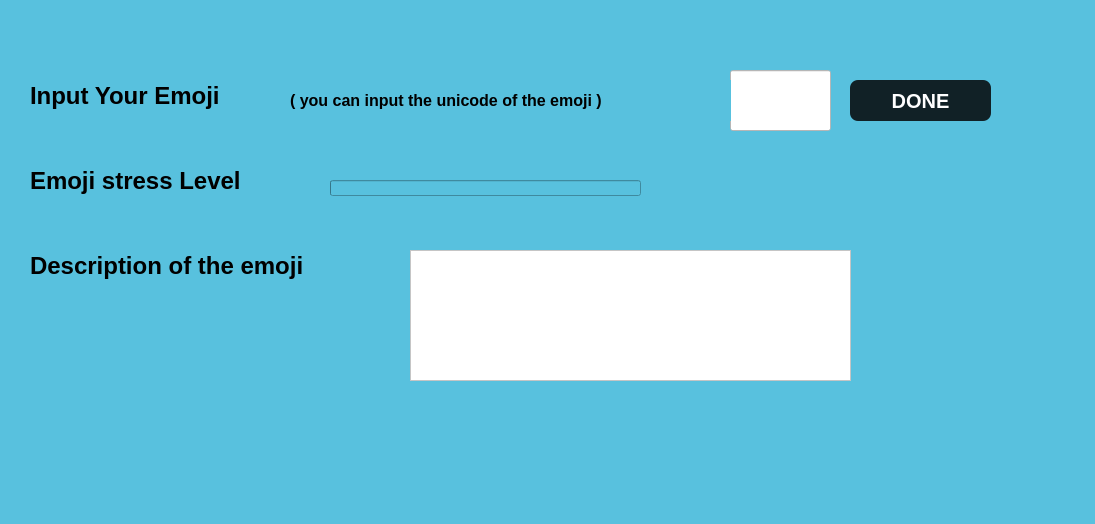
Above: mainwindow.ui from ayoubkarwi/Stress-Detection-with-Facial-Emojis before the change. Below: the same form after it.
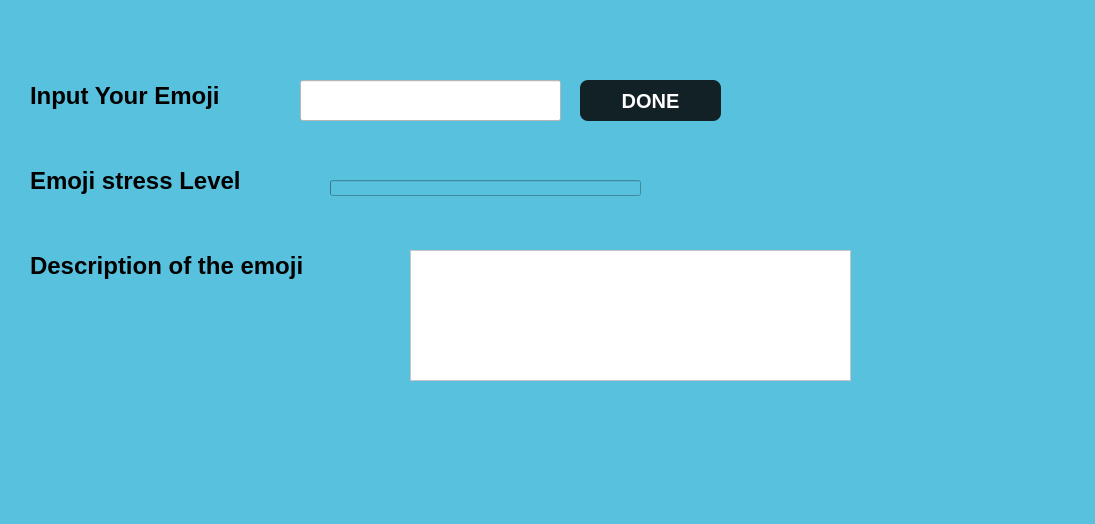
That is the form after the change.

The edit to the form file:
```diff
--- a/mainwindow.ui
+++ b/mainwindow.ui
@@ -43,7 +43,7 @@
    <widget class="QPushButton" name="donebtn">
     <property name="geometry">
      <rect>
-      <x>850</x>
+      <x>580</x>
       <y>80</y>
       <width>141</width>
       <height>41</height>
@@ -150,10 +150,10 @@
    <widget class="QLineEdit" name="einput">
     <property name="geometry">
      <rect>
-      <x>730</x>
-      <y>70</y>
-      <width>101</width>
-      <height>61</height>
+      <x>300</x>
+      <y>80</y>
+      <width>261</width>
+      <height>41</height>
      </rect>
     </property>
     <property name="toolTip">
@@ -169,26 +169,6 @@
      <string/>
     </property>
    </widget>
-   <widget class="QLabel" name="label_4">
-    <property name="geometry">
-     <rect>
-      <x>290</x>
-      <y>80</y>
-      <width>441</width>
-      <height>41</height>
-     </rect>
-    </property>
-    <property name="font">
-     <font>
-      <pointsize>12</pointsize>
-      <weight>75</weight>
-      <bold>true</bold>
-     </font>
-    </property>
-    <property name="text">
-     <string>( you can input the unicode of the emoji )</string>
-    </property>
-   </widget>
    <widget class="QLabel" name="label_5">
     <property name="geometry">
      <rect>
```
